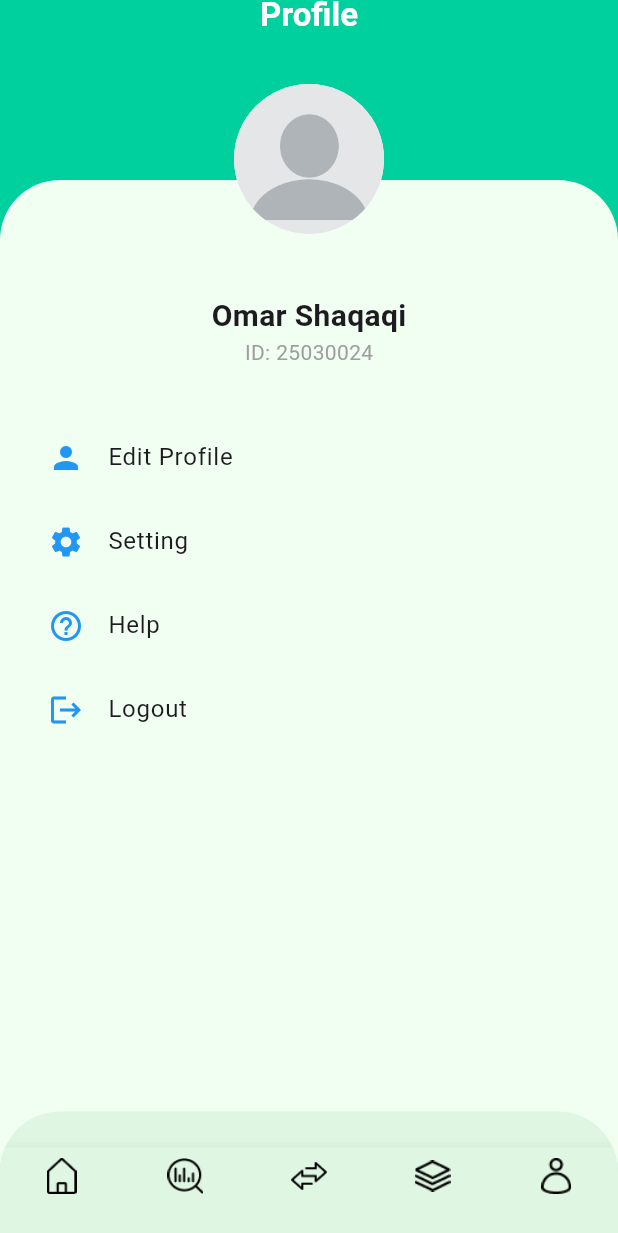
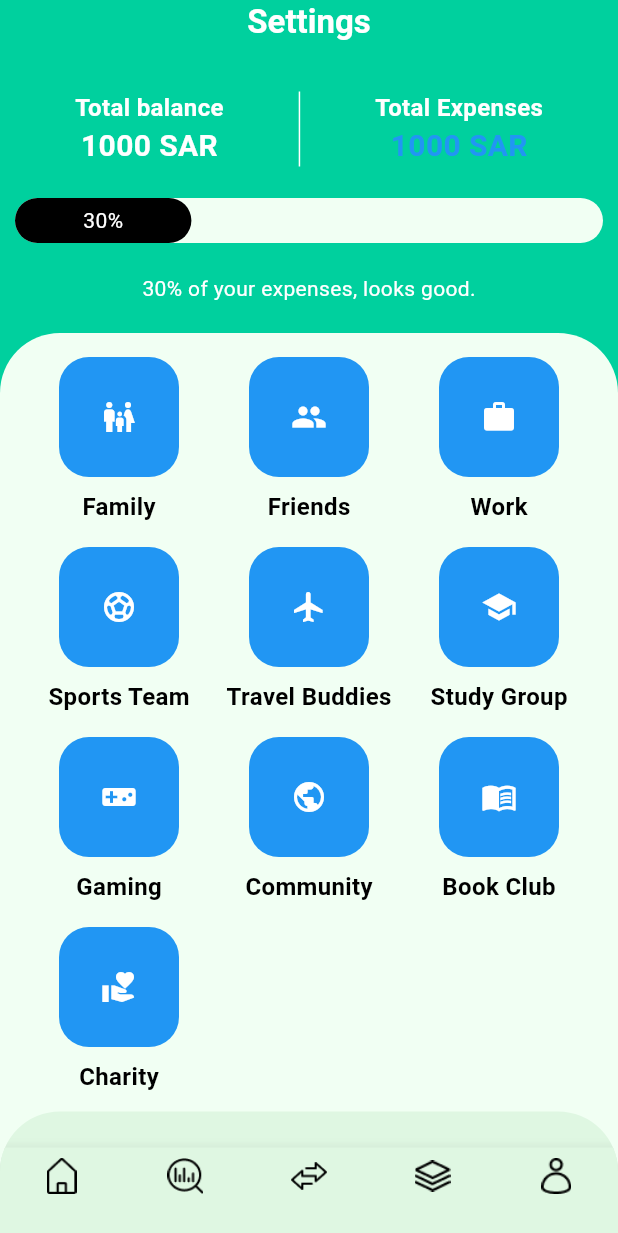
Before and after one commit to OmarShaqaqi/SWE412, a Flutter app: the screen it shows after launch, on a phone screen of 412 x 824 dp. Shown: the top 1233 px of the screen. Run offline on Flutter 3.47's test engine with Material 3 defaults, Android fonts, the phone set to English and light mode, and no system bars.

Commit message:
groups screen implementation

```diff
--- /dev/null
+++ b/senior_project/lib/data/groups_data.dart
@@ -0,0 +1,45 @@
+import 'package:flutter/material.dart';
+import "../models/group.dart";
+
+final List<Group> groups = [
+  Group(
+    name: "Family",
+    icon: const Icon(Icons.family_restroom, color: Colors.white),
+  ),
+  Group(
+    name: "Friends",
+    icon: const Icon(Icons.group, color: Colors.white),
+  ),
+  Group(
+    name: "Work",
+    icon: const Icon(Icons.work, color: Colors.white),
+  ),
+  Group(
+    name: "Sports Team",
+    icon: const Icon(Icons.sports_soccer, color: Colors.white),
+  ),
+  Group(
+    name: "Travel Buddies",
+    icon: const Icon(Icons.flight, color: Colors.white),
+  ),
+  Group(
+    name: "Study Group",
+    icon: const Icon(Icons.school, color: Colors.white),
+  ),
+  Group(
+    name: "Gaming",
+    icon: const Icon(Icons.videogame_asset, color: Colors.white),
+  ),
+  Group(
+    name: "Community",
+    icon: const Icon(Icons.public, color: Colors.white),
+  ),
+  Group(
+    name: "Book Club",
+    icon: const Icon(Icons.menu_book, color: Colors.white),
+  ),
+  Group(
+    name: "Charity",
+    icon: const Icon(Icons.volunteer_activism, color: Colors.white),
+  ),
+];
--- a/senior_project/lib/main.dart
+++ b/senior_project/lib/main.dart
@@ -8,6 +8,7 @@ import "screens/profile/profile_settings.dart";
 import "screens/authentication/forgot_password.dart";
 import "screens/profile/delete_account.dart";
 import "screens/profile/profile_help.dart";
+import "screens/groups/groups.dart";
 
 void main() {
   runApp(const MyApp());
@@ -21,7 +22,7 @@ class MyApp extends StatelessWidget {
   Widget build(BuildContext context) {
     return  MaterialApp(
       title: 'Senior Project',
-      home:  ProfileScreen(),
+      home:  GroupsScreen(),
     );
   }
 }
--- /dev/null
+++ b/senior_project/lib/models/group.dart
@@ -0,0 +1,7 @@
+import 'package:flutter/material.dart';
+class Group {
+  final String name;
+  final Icon icon;
+
+  Group({required this.name, required this.icon});
+}
--- a/senior_project/lib/screens/authentication/signup.dart
+++ b/senior_project/lib/screens/authentication/signup.dart
@@ -4,6 +4,9 @@ import "../../widgets/password.dart";
 import "login.dart";
 
 class SignupScreen extends StatelessWidget {
+
+   SignupScreen({super.key});
+
   final _formKey = GlobalKey<FormState>();
 
   @override
--- /dev/null
+++ b/senior_project/lib/screens/groups/groups.dart
@@ -0,0 +1,179 @@
+import 'package:flutter/material.dart';
+import "../../widgets/custom_bottom_navigation_bar.dart";
+import "../../data/groups_data.dart";
+
+class GroupsScreen extends StatelessWidget {
+  const GroupsScreen({super.key});
+
+  @override
+  Widget build(BuildContext context) {
+
+    return Scaffold(
+      backgroundColor:
+          const Color.fromARGB(255, 0, 208, 158), // Dark green background
+      appBar: PreferredSize(
+        preferredSize: const Size.fromHeight(30),
+        child: AppBar(
+          title: const Text(
+            "Settings",
+            style: TextStyle(
+              color: Colors.white,
+              fontWeight: FontWeight.bold,
+            ),
+          ),
+          centerTitle: true,
+          backgroundColor: const Color.fromARGB(255, 0, 208, 158),
+          elevation: 0,
+        ),
+      ),
+      extendBody: true,
+      body: Column(
+        children: [
+          Container(
+            color: const Color.fromARGB(255, 0, 208, 158),
+            child: Column(
+              children: [
+                // Total balance & total expenses
+                Padding(
+                  padding: const EdgeInsets.only(top: 30),
+                  child: Row(
+                    mainAxisAlignment: MainAxisAlignment.spaceEvenly,
+                    children: [
+                      const Column(
+                        children: [
+                          Text(
+                            "Total balance",
+                            style: TextStyle(
+                              color: Colors.white,
+                              fontSize: 16,
+                              fontWeight: FontWeight.bold,
+                            ),
+                          ),
+                          Text(
+                            "1000 SAR",
+                            style: TextStyle(
+                              color: Colors.white,
+                              fontSize: 20,
+                              fontWeight: FontWeight.bold,
+                            ),
+                          )
+                        ],
+                      ),
+                      Container(
+                        height: 50,
+                        width: 1,
+                        color: Colors.white,
+                      ),
+                      const Column(
+                        children: [
+                          Text(
+                            "Total Expenses",
+                            style: TextStyle(
+                              color: Colors.white,
+                              fontSize: 16,
+                              fontWeight: FontWeight.bold,
+                            ),
+                          ),
+                          Text(
+                            "1000 SAR",
+                            style: TextStyle(
+                              color: Colors.blue,
+                              fontSize: 20,
+                              fontWeight: FontWeight.bold,
+                            ),
+                          )
+                        ],
+                      )
+                    ],
+                  ),
+                ),
+                const SizedBox(
+                  height: 20,
+                ),
+                // Progress bar
+                Row(
+                  children: [
+                    Expanded(
+                      child: Container(
+                        margin: const EdgeInsets.symmetric(horizontal: 10),
+                        height: 30,
+                        decoration: BoxDecoration(
+                          color: const Color.fromARGB(255, 241, 255, 243),
+                          borderRadius: BorderRadius.circular(15),
+                        ),
+                        child: FractionallySizedBox(
+                          alignment: Alignment.centerLeft,
+                          widthFactor: 0.3, // Adjust width based on percentage
+                          child: Container(
+                            alignment: Alignment.center,
+                            decoration: BoxDecoration(
+                              color: Colors.black,
+                              borderRadius: BorderRadius.circular(15),
+                            ),
+                            child: const Text("30%",
+                                style: TextStyle(color: Colors.white)),
+                          ),
+                        ),
+                      ),
+                    ),
+                  ],
+                ),
+                const SizedBox(height: 20),
+                const Text(
+                  "30% of your expenses, looks good.",
+                  style: TextStyle(color: Colors.white),
+                ),
+              ],
+            ),
+          ),
+          // Group cards
+          Expanded(
+            child: Container(
+              margin: const EdgeInsets.only(top: 20),
+              padding: const EdgeInsets.symmetric(horizontal: 16, vertical: 16),
+              decoration: const BoxDecoration(
+                color: Color.fromARGB(255, 241, 255, 243), // Light green
+                borderRadius: BorderRadius.only(
+                  topLeft: Radius.circular(40),
+                  topRight: Radius.circular(40),
+                ),
+              ),
+              child: GridView.builder(
+                  itemCount: groups.length,
+                  gridDelegate: const SliverGridDelegateWithFixedCrossAxisCount(
+                      crossAxisCount: 3),
+                  itemBuilder: (context, index) {
+                    return Column(
+                      mainAxisSize: MainAxisSize.min,
+                      children: [
+                        Container(
+                          width: 80, // Adjust size as needed
+                          height: 80,
+                          decoration: BoxDecoration(
+                            color: Colors.blue, // Background color
+                            borderRadius:
+                                BorderRadius.circular(20), // Rounded corners
+                          ),
+                          child: groups[index].icon,
+                        ),
+                        const SizedBox(height: 8), // Space between icon and text
+                        Text(
+                          groups[index].name,
+                          style: const TextStyle(
+                            color: Colors.black,
+                            fontSize: 16, // Font size
+                            fontWeight: FontWeight.bold,
+                          ),
+                        ),
+                      ],
+                    );
+                  }),
+            ),
+          ),
+        ],
+      ),
+
+      bottomNavigationBar: const CustomBottomNavigationBar(),
+    );
+  }
+}
```
